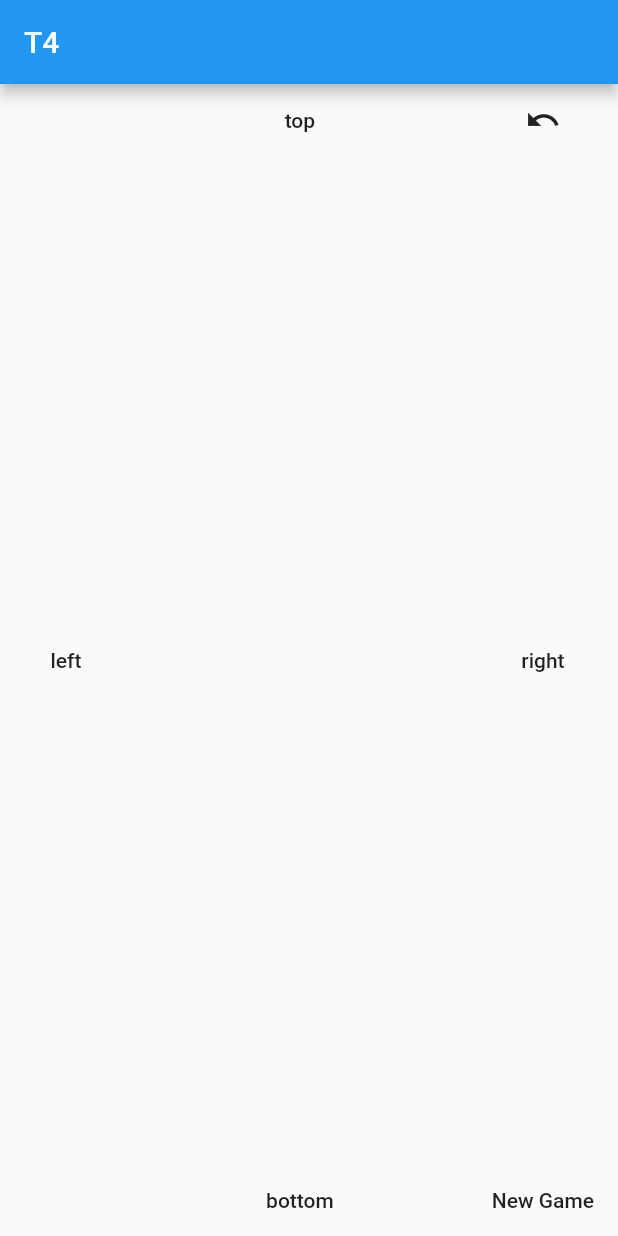
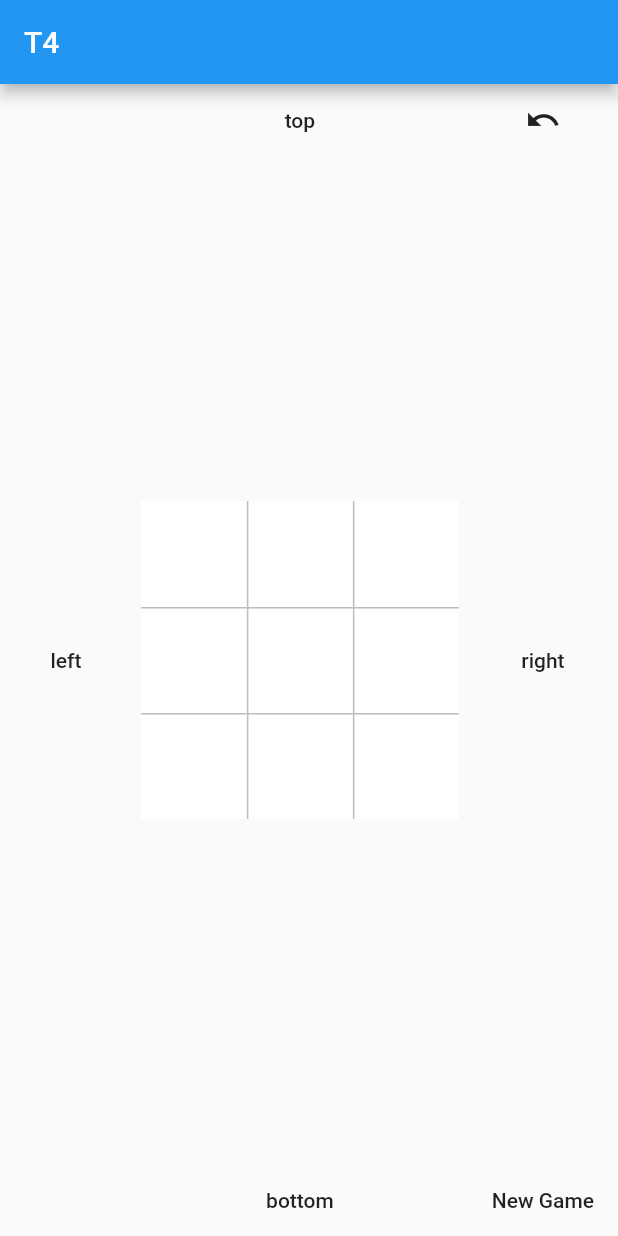
Before and after one commit to DopeMeerkat/T4, a Flutter app: the screen it shows after launch, after a tap on "New Game", on a phone screen of 412 x 824 dp. Run offline on Flutter 3.47's test engine with Material 2 defaults, Android fonts, the light colour scheme and no system bars.

Commit message:
added borders

```diff
--- a/T4/lib/components/board.dart
+++ b/T4/lib/components/board.dart
@@ -24,6 +24,7 @@ class _BoardState extends State<StatefulWidget>
   _BoardState(this.grid);
   GlobalKey _boardKey = GlobalKey();
   double r1 = 0, c1 = 0, r2 = 1, c2 = 1;
+  bool lineVisible = false;
 
   @override
   void initState() {
@@ -41,11 +42,11 @@ class _BoardState extends State<StatefulWidget>
   }
 
   void _startAnimation() {
-    // _controller.stop();
-    // _controller.reset();
     // _controller.repeat(
     //   period: Duration(seconds: 1),
     // );
+    _controller.stop();
+    _controller.reset();
     _controller.forward();
   }
 
@@ -58,8 +59,8 @@ class _BoardState extends State<StatefulWidget>
       c1 = p1.dy;
       r2 = p2.dx;
       c2 = p2.dy;
+      lineVisible = true;
       _startAnimation();
-      // _controller.update
     }
   }
 
@@ -85,7 +86,7 @@ class _BoardState extends State<StatefulWidget>
             ),
             CustomPaint(
               foregroundPainter:
-                  new AnimatedPainter(_controller, r1, c1, r2, c2),
+                  new AnimatedPainter(_controller, r1, c1, r2, c2, lineVisible),
               child: buildBoard(grid),
             ),
             MaterialButton(
@@ -112,8 +113,8 @@ class _BoardState extends State<StatefulWidget>
           ),
           MaterialButton(
             onPressed: () {
-              // _startAnimation();
               setState(() => grid.reset(3, 3));
+              lineVisible = false;
             },
             child: Text("New Game"),
           ),
@@ -121,8 +122,6 @@ class _BoardState extends State<StatefulWidget>
       ],
     );
   }
-
-  AnimatedPainter painter(_controller) {}
 
   Widget buildBoard(Grid grid) {
     //check that this works as non-integer division
@@ -224,6 +223,15 @@ class _BoardState extends State<StatefulWidget>
   //use row and col to do logic stuff later
   Widget buildTile(Grid grid, r, c) {
     Image image;
+    BoxBorder border = Border();
+    BorderSide borderStyle = BorderSide(width: 1, color: Colors.black26);
+    BoxBorder bLeft = Border(left: borderStyle);
+    BoxBorder bTop = Border(top: borderStyle);
+    if (r > 0) border = border.add(bTop);
+    if (c > 0) border = border.add(bLeft);
+    if (r == 0 && c == 0) border = Border();
+
+    // border = border.add(border2);
     switch (grid.grid[r][c]) {
       case Move.o:
         image = Image.asset('assets/images/o.png');
@@ -240,6 +248,10 @@ class _BoardState extends State<StatefulWidget>
     return AspectRatio(
       aspectRatio: 1.0,
       child: Container(
+        decoration: BoxDecoration(
+          color: Colors.white,
+          border: border,
+        ),
         child: image,
       ),
     );
--- a/T4/lib/components/line.dart
+++ b/T4/lib/components/line.dart
@@ -6,7 +6,9 @@ import 'package:flutter/rendering.dart';
 class AnimatedPainter extends CustomPainter {
   final Animation<double> _animation;
   double r1, c1, r2, c2;
-  AnimatedPainter(this._animation, this.r1, this.c1, this.r2, this.c2)
+  bool visible;
+  AnimatedPainter(
+      this._animation, this.r1, this.c1, this.r2, this.c2, this.visible)
       : super(repaint: _animation);
 
   Path _createPath(Size size) {
@@ -32,7 +34,7 @@ class AnimatedPainter extends CustomPainter {
     paint.style = PaintingStyle.stroke;
     paint.strokeWidth = 10.0; //currently hardCoded
 
-    canvas.drawPath(extractPath, paint);
+    if (visible) canvas.drawPath(extractPath, paint);
   }
 
   @override
```
